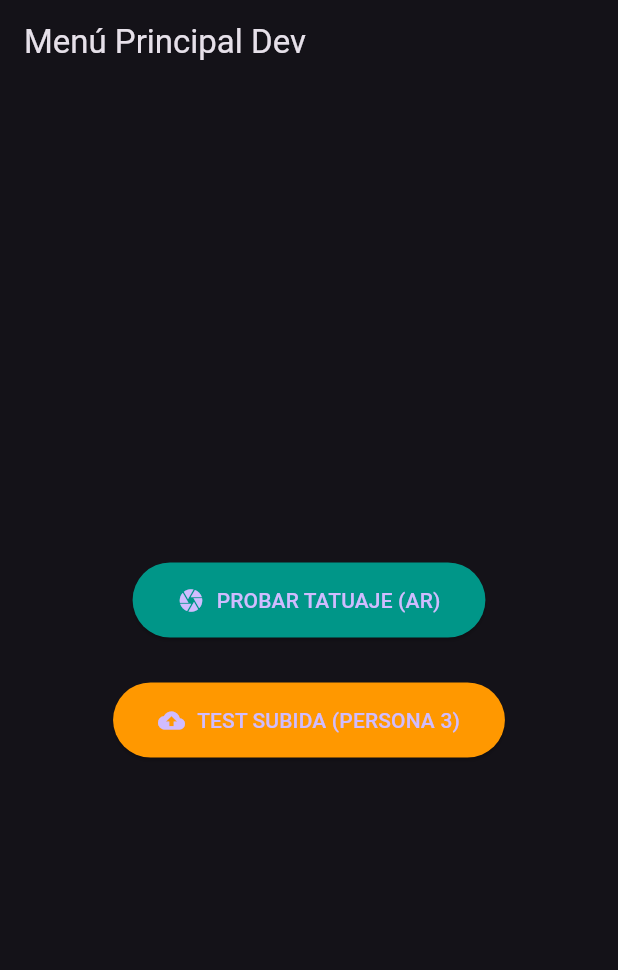
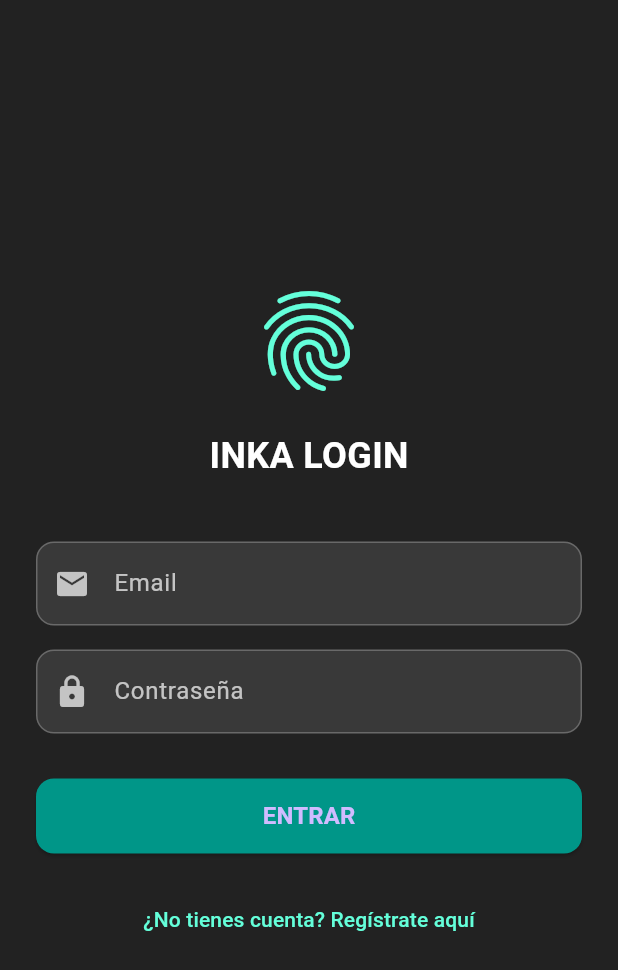
Before and after one commit to ErikEspinoza1/Inka, a Flutter app: the screen it shows after launch, on a phone screen of 412 x 824 dp. Shown: the top 970 px of the screen. Run offline on Flutter 3.47's test engine with Material 3 defaults, Android fonts, the phone set to English and light mode, and no system bars; our stand-ins replace camera, image_picker, permission_handler, shared_preferences, supabase_flutter; missing offline and left inert: google_mlkit_pose_detection; accounts and stored records are empty.

Commit message:
Refactorización: Separado HomeScreen y añadido AuthScreen al inicio

```diff
--- a/inkaFlutter/lib/main.dart
+++ b/inkaFlutter/lib/main.dart
@@ -1,19 +1,20 @@
 import 'package:flutter/material.dart';
 import 'package:flutter/services.dart';
 import 'package:supabase_flutter/supabase_flutter.dart';
-import 'screens/ar_tattoo_screen.dart';
-import 'screens/test_upload_screen.dart';
 
+// Importamos la pantalla de Login
+import 'screens/auth_screen.dart';
 
 void main() async {
   WidgetsFlutterBinding.ensureInitialized();
 
-  //Persona 3
+  // Inicialización de Supabase (Mantenemos tu configuración original)
   await Supabase.initialize(
     url: 'https://unqfkfunxnlxyatjnyqd.supabase.co',
-    anonKey: 'eyJhbGciOiJIUzI1NiIsInR5cCI6IkpXVCJ9.eyJpc3MiOiJzdXBhYmFzZSIsInJlZiI6InVucWZrZnVueG5seHlhdGpueXFkIiwicm9sZSI6ImFub24iLCJpYXQiOjE3NjU3ODM5NTIsImV4cCI6MjA4MTM1OTk1Mn0.Mfe5ykSKG9gds8FNIjnaFuN63VsLZ_89-LZU0KGj8mI',  );
+    anonKey: 'eyJhbGciOiJIUzI1NiIsInR5cCI6IkpXVCJ9.eyJpc3MiOiJzdXBhYmFzZSIsInJlZiI6InVucWZrZnVueG5seHlhdGpueXFkIiwicm9sZSI6ImFub24iLCJpYXQiOjE3NjU3ODM5NTIsImV4cCI6MjA4MTM1OTk1Mn0.Mfe5ykSKG9gds8FNIjnaFuN63VsLZ_89-LZU0KGj8mI',
+  );
 
-  // Bloquear orientación a Portrait para simplificar MVP
+  // Bloquear orientación vertical
   await SystemChrome.setPreferredOrientations([
     DeviceOrientation.portraitUp,
   ]);
@@ -30,58 +31,9 @@ class MyApp extends StatelessWidget {
       debugShowCheckedModeBanner: false,
       title: 'Tattoo AR',
       theme: ThemeData.dark(),
-      home: const HomeScreen(),
+      // AQUÍ ESTÁ EL CAMBIO:
+      // En lugar de ir a HomeScreen, vamos primero a AuthScreen (Login)
+      home: const AuthScreen(),
     );
   }
 }
-
-class HomeScreen extends StatelessWidget {
-  const HomeScreen({super.key});
-
-  @override
-  Widget build(BuildContext context) {
-    return Scaffold(
-      appBar: AppBar(title: const Text("Menú Principal Dev")),
-      body: Center(
-        child: Column(
-          mainAxisAlignment: MainAxisAlignment.center,
-          children: [
-            // --- BOTÓN 1: EL QUE YA TENÍAS (AR) ---
-            ElevatedButton.icon(
-              icon: const Icon(Icons.camera),
-              label: const Text("PROBAR TATUAJE (AR)"),
-              style: ElevatedButton.styleFrom(
-                backgroundColor: Colors.teal, // Color distintivo
-                padding: const EdgeInsets.symmetric(horizontal: 30, vertical: 15),
-              ),
-              onPressed: () {
-                Navigator.push(
-                  context,
-                  MaterialPageRoute(builder: (_) => const ArTattooScreen()),
-                );
-              },
-            ),
-
-            const SizedBox(height: 30), // Espacio entre botones
-
-            // --- BOTÓN 2: EL NUEVO (INFRAESTRUCTURA) ---
-            ElevatedButton.icon(
-              icon: const Icon(Icons.cloud_upload),
-              label: const Text("TEST SUBIDA (PERSONA 3)"),
-              style: ElevatedButton.styleFrom(
-                backgroundColor: Colors.orange, // Color distintivo
-                padding: const EdgeInsets.symmetric(horizontal: 30, vertical: 15),
-              ),
-              onPressed: () {
-                Navigator.push(
-                  context,
-                  MaterialPageRoute(builder: (_) => const TestUploadScreen()),
-                );
-              },
-            ),
-          ],
-        ),
-      ),
-    );
-  }
-}
--- /dev/null
+++ b/inkaFlutter/lib/screens/auth_screen.dart
@@ -0,0 +1,181 @@
+import 'package:flutter/material.dart';
+import '../services/auth_service.dart';
+import 'home_screen.dart'; // Asegúrate de importar tu Home
+
+class AuthScreen extends StatefulWidget {
+  const AuthScreen({super.key});
+
+  @override
+  State<AuthScreen> createState() => _AuthScreenState();
+}
+
+class _AuthScreenState extends State<AuthScreen> {
+  final AuthService _authService = AuthService();
+
+  // Controladores de texto
+  final TextEditingController _emailCtrl = TextEditingController();
+  final TextEditingController _passCtrl = TextEditingController();
+  final TextEditingController _nameCtrl = TextEditingController(); // Solo para registro
+
+  bool _isLogin = true; // Alternar entre Login y Registro
+  bool _isLoading = false;
+
+  void _submit() async {
+    final email = _emailCtrl.text.trim();
+    final pass = _passCtrl.text.trim();
+    final name = _nameCtrl.text.trim();
+
+    if (email.isEmpty || pass.isEmpty) {
+      ScaffoldMessenger.of(context).showSnackBar(
+        const SnackBar(content: Text('Por favor rellena los campos')),
+      );
+      return;
+    }
+
+    setState(() => _isLoading = true);
+
+    if (_isLogin) {
+      // --- LÓGICA LOGIN ---
+      final token = await _authService.login(email, pass);
+      if (token != null) {
+        _goToHome();
+      } else {
+        _showError('Credenciales incorrectas o error de conexión');
+      }
+    } else {
+      // --- LÓGICA REGISTRO ---
+      if (name.isEmpty) {
+        _showError('El nombre es obligatorio para registrarse');
+        setState(() => _isLoading = false);
+        return;
+      }
+
+      final success = await _authService.register(email, pass, name);
+      if (success) {
+        // Si se registra bien, hacemos login automático
+        await _authService.login(email, pass);
+        _goToHome();
+      } else {
+        _showError('No se pudo registrar. ¿El email ya existe?');
+      }
+    }
+
+    if (mounted) setState(() => _isLoading = false);
+  }
+
+  void _goToHome() {
+    // Navegar al Home y borrar el historial para que no puedan volver atrás
+    Navigator.pushReplacement(
+      context,
+      MaterialPageRoute(builder: (_) => const HomeScreen()), // Tu pantalla principal actual
+    );
+  }
+
+  void _showError(String msg) {
+    if (!mounted) return;
+    ScaffoldMessenger.of(context).showSnackBar(
+      SnackBar(content: Text(msg), backgroundColor: Colors.red),
+    );
+  }
+
+  @override
+  Widget build(BuildContext context) {
+    return Scaffold(
+      backgroundColor: Colors.black87,
+      body: Center(
+        child: SingleChildScrollView(
+          padding: const EdgeInsets.all(24),
+          child: Column(
+            mainAxisAlignment: MainAxisAlignment.center,
+            children: [
+              const Icon(Icons.fingerprint, size: 80, color: Colors.tealAccent),
+              const SizedBox(height: 20),
+              Text(
+                _isLogin ? 'INKA LOGIN' : 'CREAR CUENTA',
+                style: const TextStyle(fontSize: 24, fontWeight: FontWeight.bold, color: Colors.white),
+              ),
+              const SizedBox(height: 40),
+
+              // Campo Nombre (Solo en registro)
+              if (!_isLogin)
+                TextField(
+                  controller: _nameCtrl,
+                  decoration: _inputDeco('Nombre Completo', Icons.person),
+                  style: const TextStyle(color: Colors.white),
+                ),
+              if (!_isLogin) const SizedBox(height: 16),
+
+              // Campo Email
+              TextField(
+                controller: _emailCtrl,
+                decoration: _inputDeco('Email', Icons.email),
+                style: const TextStyle(color: Colors.white),
+                keyboardType: TextInputType.emailAddress,
+              ),
+              const SizedBox(height: 16),
+
+              // Campo Password
+              TextField(
+                controller: _passCtrl,
+                decoration: _inputDeco('Contraseña', Icons.lock),
+                style: const TextStyle(color: Colors.white),
+                obscureText: true,
+              ),
+              const SizedBox(height: 30),
+
+              // Botón Acción
+              _isLoading
+                  ? const CircularProgressIndicator(color: Colors.tealAccent)
+                  : SizedBox(
+                      width: double.infinity,
+                      height: 50,
+                      child: ElevatedButton(
+                        style: ElevatedButton.styleFrom(
+                          backgroundColor: Colors.teal,
+                          shape: RoundedRectangleBorder(borderRadius: BorderRadius.circular(12)),
+                        ),
+                        onPressed: _submit,
+                        child: Text(
+                          _isLogin ? 'ENTRAR' : 'REGISTRARSE',
+                          style: const TextStyle(fontSize: 16, fontWeight: FontWeight.bold),
+                        ),
+                      ),
+                    ),
+
+              const SizedBox(height: 20),
+
+              // Toggle Texto
+              TextButton(
+                onPressed: () => setState(() => _isLogin = !_isLogin),
+                child: Text(
+                  _isLogin
+                    ? '¿No tienes cuenta? Regístrate aquí'
+                    : '¿Ya tienes cuenta? Inicia sesión',
+                  style: const TextStyle(color: Colors.tealAccent),
+                ),
+              )
+            ],
+          ),
+        ),
+      ),
+    );
+  }
+
+  InputDecoration _inputDeco(String label, IconData icon) {
+    return InputDecoration(
+      labelText: label,
+      prefixIcon: Icon(icon, color: Colors.white70),
+      labelStyle: const TextStyle(color: Colors.white70),
+      enabledBorder: OutlineInputBorder(
+        borderSide: const BorderSide(color: Colors.white24),
+        borderRadius: BorderRadius.circular(12),
+      ),
+      focusedBorder: OutlineInputBorder(
+        borderSide: const BorderSide(color: Colors.tealAccent),
+        borderRadius: BorderRadius.circular(12),
+      ),
+      filled: true,
+      fillColor: Colors.white10,
+    );
+  }
+}
--- a/inkaFlutter/pubspec.yaml
+++ b/inkaFlutter/pubspec.yaml
@@ -17,6 +17,7 @@ dependencies:
   supabase_flutter: ^2.12.0
   image_picker: ^1.2.1
   http: ^1.6.0
+  shared_preferences: ^2.5.4
 
 dev_dependencies:
   flutter_test:
```
Also changed, not shown: inkaFlutter/lib/screens/home_screen.dart (added, +78 -0 lines), inkaFlutter/lib/services/auth_service.dart (added, +108 -0 lines), inkaFlutter/pubspec.lock.
